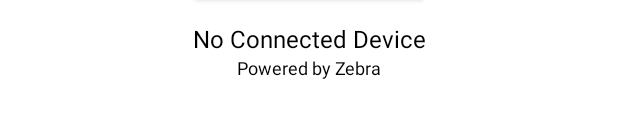
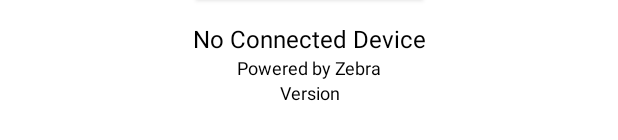
Before and after one commit to batokhehe/map-zebra-printer, an Android app: the layout activity_main.xml on its own in the app's theme, with its tools: preview values and no code run, on a phone screen of 412 x 824 dp. Shown: the part 601-741 px from the top of the screen. Run offline under Robolectric (Android 15) with nearby library versions, the phone set to English and light mode, and no system bars.

Commit message:
feat: version

```diff
--- a/app/src/main/res/layout/activity_main.xml
+++ b/app/src/main/res/layout/activity_main.xml
@@ -171,4 +171,14 @@
         android:textSize="12sp"
         app:layout_constraintTop_toBottomOf="@+id/tv_printer" />
 
+    <TextView
+        android:id="@+id/tv_version"
+        android:layout_width="match_parent"
+        android:layout_height="wrap_content"
+        android:gravity="center"
+        android:text="@string/version"
+        android:textColor="@color/black"
+        android:textSize="12sp"
+        app:layout_constraintTop_toBottomOf="@+id/tv_powered" />
+
 </androidx.constraintlayout.widget.ConstraintLayout>
--- a/app/src/main/res/values/strings.xml
+++ b/app/src/main/res/values/strings.xml
@@ -18,4 +18,5 @@
     <string name="input_ip_address">Input IP Address</string>
     <string name="input_header">Input Header</string>
     <string name="test">Test</string>
+    <string name="version">Version</string>
 </resources>
```
Also changed, not shown: app/src/main/java/com/werhoz/mapzebraprinter/view/MainActivity.java (+11 -0 lines).
